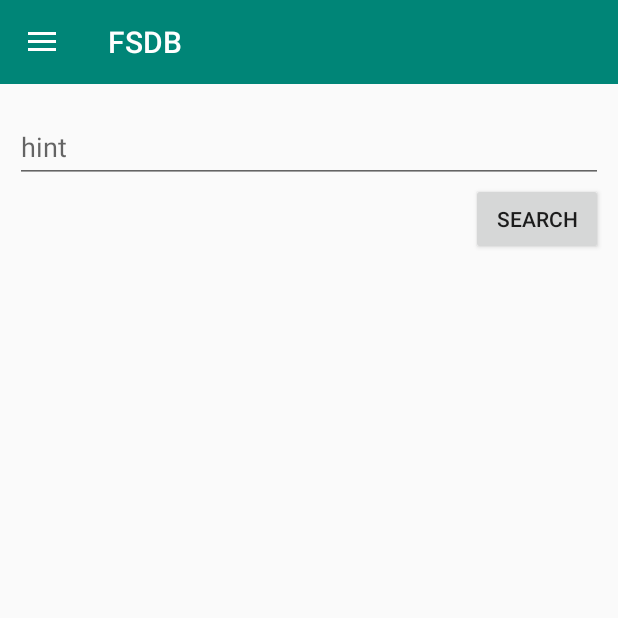
After one commit to NilSilva/FSDB, an Android app: the fragment FilmesFragment placed in its activity, on a phone screen of 412 x 824 dp, the top half of it. The commit adds this screen. Run offline under Robolectric (Android 15) with nearby library versions, the phone set to English and light mode, and no system bars; our stand-ins replace Volley; network calls fail.

Commit message:
Agora a app usa uma navigation drawer.

```diff
--- a/app/build.gradle
+++ b/app/build.gradle
@@ -27,8 +27,9 @@ dependencies {
     implementation 'com.android.volley:volley:1.1.1'
     implementation 'com.squareup.picasso:picasso:2.71828'
     implementation 'com.android.support:cardview-v7:28.0.0'
+    implementation 'androidx.recyclerview:recyclerview:1.0.0'
     testImplementation 'junit:junit:4.12'
     androidTestImplementation 'androidx.test:runner:1.2.0'
     androidTestImplementation 'androidx.test.espresso:espresso-core:3.2.0'
-    implementation 'androidx.recyclerview:recyclerview:1.0.0'
+    implementation 'com.google.android.material:material:1.0.0'
 }
--- a/app/src/main/AndroidManifest.xml
+++ b/app/src/main/AndroidManifest.xml
@@ -11,7 +11,7 @@
         android:label="@string/app_name"
         android:roundIcon="@mipmap/ic_launcher_round"
         android:supportsRtl="true"
-        android:theme="@style/AppTheme"
+        android:theme="@style/AppTheme.NoActionBar"
         tools:ignore="GoogleAppIndexingWarning">
         <activity android:name=".MainActivity">
             <intent-filter>
--- /dev/null
+++ b/app/src/main/java/nil/s/fsdb/FilmesFragment.java
@@ -0,0 +1,19 @@
+package nil.s.fsdb;
+
+import android.os.Bundle;
+import android.view.LayoutInflater;
+import android.view.View;
+import android.view.ViewGroup;
+
+import androidx.annotation.NonNull;
+import androidx.annotation.Nullable;
+import androidx.fragment.app.Fragment;
+
+public class FilmesFragment extends Fragment {
+
+    @Nullable
+    @Override
+    public View onCreateView(@NonNull LayoutInflater inflater, @Nullable ViewGroup container, @Nullable Bundle savedInstanceState) {
+        return inflater.inflate(R.layout.filmes_fragment, container, false);
+    }
+}
--- a/app/src/main/java/nil/s/fsdb/MainActivity.java
+++ b/app/src/main/java/nil/s/fsdb/MainActivity.java
@@ -1,17 +1,16 @@
 package nil.s.fsdb;
 
+import androidx.annotation.NonNull;
+import androidx.appcompat.app.ActionBarDrawerToggle;
 import androidx.appcompat.app.AppCompatActivity;
+import androidx.appcompat.widget.Toolbar;
+import androidx.core.view.GravityCompat;
+import androidx.drawerlayout.widget.DrawerLayout;
 import androidx.recyclerview.widget.LinearLayoutManager;
 import androidx.recyclerview.widget.RecyclerView;
 
-import android.os.AsyncTask;
 import android.os.Bundle;
-import android.util.Log;
-import android.view.View;
-import android.widget.Button;
-import android.widget.EditText;
-import android.widget.ProgressBar;
-import android.widget.TextView;
+import android.view.MenuItem;
 
 import com.android.volley.Request;
 import com.android.volley.RequestQueue;
@@ -19,98 +18,69 @@ import com.android.volley.Response;
 import com.android.volley.VolleyError;
 import com.android.volley.toolbox.JsonObjectRequest;
 import com.android.volley.toolbox.Volley;
+import com.google.android.material.navigation.NavigationView;
 
 import org.json.JSONArray;
 import org.json.JSONException;
 import org.json.JSONObject;
 
-import java.io.BufferedReader;
-import java.io.InputStreamReader;
-import java.net.HttpURLConnection;
-import java.net.URL;
 import java.util.ArrayList;
 
-public class MainActivity extends AppCompatActivity {
+public class MainActivity extends AppCompatActivity implements NavigationView.OnNavigationItemSelectedListener {
 
     /*
         TODO: dar credito à fonte da base de dados
      */
 
-    /*==============================================================================================
-        Declaração dos objetos
-     =============================================================================================*/
-    private final String TAG = "MainActivity"; //TAG para os logs
-
-    private RecyclerView recyclerViewFilme;
-
-    private AdaptadorFilme adaptadorFilme;
-
-    private ArrayList<ItemFilme> itemFilmesList;
-
-    private RequestQueue requestQueue;
-
-    private int page = 1;
-    private int npage;
+    private DrawerLayout drawer;
 
     @Override
     protected void onCreate(Bundle savedInstanceState) {
         super.onCreate(savedInstanceState);
         setContentView(R.layout.activity_main);
 
-        /*==========================================================================================
-            Criação dos objetos
-         =========================================================================================*/
-        recyclerViewFilme = findViewById(R.id.recyclerViewMainActivity);
-        recyclerViewFilme.setHasFixedSize(true);
-        LinearLayoutManager linearLayoutManager = new LinearLayoutManager(this);
-        //linearLayoutManager.setOrientation(RecyclerView.HORIZONTAL);
-        recyclerViewFilme.setLayoutManager(linearLayoutManager);
+        Toolbar toolbar = findViewById(R.id.toolbar);
+        setSupportActionBar(toolbar);
 
-        itemFilmesList = new ArrayList<>();
+        drawer = findViewById(R.id.drawer_layout);
 
-        requestQueue = Volley.newRequestQueue(this);
-        parseJSON();
+        ActionBarDrawerToggle toggle = new ActionBarDrawerToggle(this, drawer, toolbar,
+                R.string.navigation_drawer_open, R.string.navigation_drawer_close);
+        drawer.addDrawerListener(toggle);
+        toggle.syncState();
+
+        NavigationView navigationView = findViewById(R.id.nav_view);
+        navigationView.setNavigationItemSelectedListener(this);
+
+        getSupportFragmentManager().beginTransaction().replace(R.id.fragment_container, new MainFragment()).commit();
+        navigationView.setCheckedItem(R.id.action_home);
     }
 
-    private void parseJSON() {
+    @Override
+    public void onBackPressed() {
+        if (drawer.isDrawerOpen(GravityCompat.START)) {
+            drawer.closeDrawer(GravityCompat.START);
+        } else {
+            super.onBackPressed();
+        }
+    }
 
-        String url = "https://api.themoviedb.org/3/movie/upcoming?api_key=c816441df0108db98214080d85446617";
+    @Override
+    public boolean onNavigationItemSelected(@NonNull MenuItem menuItem) {
 
-        JsonObjectRequest request = new JsonObjectRequest(Request.Method.GET, url, null,
-                new Response.Listener<JSONObject>() {
-                    @Override
-                    public void onResponse(JSONObject response) {
-                        try {
-                            JSONArray jsonArray = response.getJSONArray("results");
+        switch (menuItem.getItemId()){
 
-                            for(int i = 0;i < jsonArray.length();i++){
-                                JSONObject result = jsonArray.getJSONObject(i);
+            case R.id.action_home:
 
-                                String nome = result.getString("title");
-                                String image = result.getString("poster_path");
-                                String data = result.getString("release_date");
-                                itemFilmesList.add(new ItemFilme(nome, image, data));
-                            }
+                getSupportFragmentManager().beginTransaction().replace(R.id.fragment_container, new MainFragment()).commit();
+                break;
+            case R.id.action_filmes:
+                getSupportFragmentManager().beginTransaction().replace(R.id.fragment_container, new FilmesFragment()).commit();
 
-                            adaptadorFilme = new AdaptadorFilme(MainActivity.this, itemFilmesList);
-                            recyclerViewFilme.setAdapter(adaptadorFilme);
-                        } catch (JSONException e) {
-                            e.printStackTrace();
-                        }
-                    }
-                }, new Response.ErrorListener() {
-            /**
-             * Callback method that an error has been occurred with the provided error code and optional
-             * user-readable message.
-             *
-             * @param error
-             */
-            @Override
-            public void onErrorResponse(VolleyError error) {
-                error.printStackTrace();
-            }
-        });
+                break;
+        }
 
-        requestQueue.add(request);
+        drawer.closeDrawer(GravityCompat.START);
+        return true;
     }
 }
--- /dev/null
+++ b/app/src/main/java/nil/s/fsdb/MainFragment.java
@@ -0,0 +1,112 @@
+package nil.s.fsdb;
+
+import android.content.Context;
+import android.os.Bundle;
+import android.util.Log;
+import android.view.LayoutInflater;
+import android.view.View;
+import android.view.ViewGroup;
+
+import androidx.annotation.NonNull;
+import androidx.annotation.Nullable;
+import androidx.constraintlayout.widget.ConstraintLayout;
+import androidx.fragment.app.Fragment;
+import androidx.recyclerview.widget.LinearLayoutManager;
+import androidx.recyclerview.widget.RecyclerView;
+
+import com.android.volley.Request;
+import com.android.volley.RequestQueue;
+import com.android.volley.Response;
+import com.android.volley.VolleyError;
+import com.android.volley.toolbox.JsonObjectRequest;
+import com.android.volley.toolbox.Volley;
+
+import org.json.JSONArray;
+import org.json.JSONException;
+import org.json.JSONObject;
+
+import java.util.ArrayList;
+import java.util.Locale;
+
+public class MainFragment extends Fragment {
+
+    /*==============================================================================================
+        Declaração dos objetos
+     =============================================================================================*/
+    private final String TAG = "MainActivity"; //TAG para os logs
+
+    private RecyclerView recyclerViewFilme;
+
+    private AdaptadorFilme adaptadorFilme;
+
+    private ArrayList<ItemFilme> itemFilmesList;
+
+    private RequestQueue requestQueue;
+
+    @Nullable
+    @Override
+    public View onCreateView(@NonNull LayoutInflater inflater, @Nullable ViewGroup container, @Nullable Bundle savedInstanceState) {
+
+        View rootView = inflater.inflate(R.layout.main_fragment, container, false);
+        /*==========================================================================================
+            Criação dos objetos
+         =========================================================================================*/
+        recyclerViewFilme = rootView.findViewById(R.id.recyclerViewMainActivity);
+        recyclerViewFilme.setHasFixedSize(true);
+        LinearLayoutManager linearLayoutManager = new LinearLayoutManager(getActivity());
+        //linearLayoutManager.setOrientation(RecyclerView.HORIZONTAL);
+        recyclerViewFilme.setLayoutManager(linearLayoutManager);
+
+        itemFilmesList = new ArrayList<>();
+
+        requestQueue = Volley.newRequestQueue(getActivity());
+        parseJSON();
+
+        return rootView;
+    }
+
+    private void parseJSON() {
+
+        String language = Locale.getDefault().getLanguage() + "-" + Locale.getDefault().getLanguage().toUpperCase();
+        Log.d(TAG, "lang - " + language);
+
+        String url = "https://api.themoviedb.org/3/movie/upcoming?api_key=c816441df0108db98214080d85446617&region=PT&language=" + language;
+
+        JsonObjectRequest request = new JsonObjectRequest(Request.Method.GET, url, null,
+                new Response.Listener<JSONObject>() {
+                    @Override
+                    public void onResponse(JSONObject response) {
+                        try {
+                            JSONArray jsonArray = response.getJSONArray("results");
+
+                            for(int i = 0;i < jsonArray.length();i++){
+                                JSONObject result = jsonArray.getJSONObject(i);
+
+                                String nome = result.getString("title");
+                                String image = result.getString("poster_path");
+                                String data = result.getString("release_date");
+                                itemFilmesList.add(new ItemFilme(nome, image, data));
+                            }
+
+                            adaptadorFilme = new AdaptadorFilme(getActivity(), itemFilmesList);
+                            recyclerViewFilme.setAdapter(adaptadorFilme);
+                        } catch (JSONException e) {
+                            e.printStackTrace();
+                        }
+                    }
+                }, new Response.ErrorListener() {
+            /**
+             * Callback method that an error has been occurred with the provided error code and optional
+             * user-readable message.
+             *
+             * @param error
+             */
+            @Override
+            public void onErrorResponse(VolleyError error) {
+                error.printStackTrace();
+            }
+        });
+
+        requestQueue.add(request);
+    }
+}
--- a/app/src/main/res/layout/activity_main.xml
+++ b/app/src/main/res/layout/activity_main.xml
@@ -1,26 +1,42 @@
 <?xml version="1.0" encoding="utf-8"?>
-<androidx.constraintlayout.widget.ConstraintLayout xmlns:android="http://schemas.android.com/apk/res/android"
+<androidx.drawerlayout.widget.DrawerLayout xmlns:android="http://schemas.android.com/apk/res/android"
     xmlns:app="http://schemas.android.com/apk/res-auto"
     xmlns:tools="http://schemas.android.com/tools"
+    android:id="@+id/drawer_layout"
     android:layout_width="match_parent"
     android:layout_height="match_parent"
-    android:padding="10dp"
-    tools:context=".MainActivity">
+    android:fitsSystemWindows="true"
+    tools:context=".MainActivity"
+    tools:openDrawer="start">
 
-    <TextView
-        android:id="@+id/textViewFpopulares"
+
+    <LinearLayout
         android:layout_width="match_parent"
-        android:layout_height="wrap_content"
-        android:text="@string/FilmesPopulares"
-        android:textColor="@android:color/black"
-        android:textSize="20sp"
-        app:layout_constraintTop_toTopOf="parent" />
+        android:layout_height="match_parent"
+        android:orientation="vertical">
 
-    <androidx.recyclerview.widget.RecyclerView
-        android:id="@+id/recyclerViewMainActivity"
-        android:layout_width="match_parent"
-        android:layout_height="wrap_content"
-        android:background="@android:color/darker_gray"
-        app:layout_constraintTop_toBottomOf="@+id/textViewFpopulares" />
+        <androidx.appcompat.widget.Toolbar
+            android:id="@+id/toolbar"
+            android:layout_width="match_parent"
+            android:layout_height="?attr/actionBarSize"
+            android:background="?attr/colorPrimary"
+            android:theme="@style/ThemeOverlay.AppCompat.Dark.ActionBar"
+            app:popupTheme="@style/ThemeOverlay.AppCompat.Light" />
 
-</androidx.constraintlayout.widget.ConstraintLayout>
+        <FrameLayout
+            android:id="@+id/fragment_container"
+            android:layout_width="match_parent"
+            android:layout_height="match_parent"/>
+
+    </LinearLayout>
+
+
+    <com.google.android.material.navigation.NavigationView
+        android:id="@+id/nav_view"
+        android:layout_width="wrap_content"
+        android:layout_height="match_parent"
+        app:headerLayout="@layout/nav_header"
+        android:layout_gravity="start"
+        app:menu="@menu/drawer_menu" />
+
+</androidx.drawerlayout.widget.DrawerLayout>
--- /dev/null
+++ b/app/src/main/res/layout/filmes_fragment.xml
@@ -0,0 +1,38 @@
+<?xml version="1.0" encoding="utf-8"?>
+<androidx.constraintlayout.widget.ConstraintLayout xmlns:android="http://schemas.android.com/apk/res/android"
+    xmlns:app="http://schemas.android.com/apk/res-auto"
+    xmlns:tools="http://schemas.android.com/tools"
+    android:layout_width="match_parent"
+    android:layout_height="match_parent"
+    android:padding="10dp">
+
+
+    <com.google.android.material.textfield.TextInputLayout
+        android:id="@+id/textInputLayoutProcurarFilmeNome"
+        android:layout_width="match_parent"
+        android:layout_height="wrap_content"
+        app:layout_constraintStart_toStartOf="parent"
+        app:layout_constraintTop_toTopOf="parent">
+
+        <com.google.android.material.textfield.TextInputEditText
+            android:id="@+id/editTextProcurarFilmeNome"
+            android:layout_width="match_parent"
+            android:layout_height="wrap_content"
+            android:hint="hint" />
+    </com.google.android.material.textfield.TextInputLayout>
+
+    <Button
+        android:id="@+id/buttonProcurarFilme"
+        android:layout_width="wrap_content"
+        android:layout_height="wrap_content"
+        android:text="@string/buttonProcurar"
+        app:layout_constraintEnd_toEndOf="parent"
+        app:layout_constraintTop_toBottomOf="@id/textInputLayoutProcurarFilmeNome" />
+
+    <androidx.recyclerview.widget.RecyclerView
+        android:id="@+id/recyclerViewFilmesFragement"
+        android:layout_width="match_parent"
+        android:layout_height="0dp"
+        app:layout_constraintTop_toBottomOf="@+id/buttonProcurarFilme"
+        app:layout_constraintBottom_toBottomOf="parent"/>
+</androidx.constraintlayout.widget.ConstraintLayout>
--- /dev/null
+++ b/app/src/main/res/menu/drawer_menu.xml
@@ -0,0 +1,15 @@
+<?xml version="1.0" encoding="utf-8"?>
+<menu xmlns:android="http://schemas.android.com/apk/res/android"
+    xmlns:tools="http://schemas.android.com/tools"
+    tools:showIn="navigation_view">
+
+    <group android:checkableBehavior="single">
+        <item
+            android:id="@+id/action_home"
+            android:title="Home" />
+        <item
+            android:id="@+id/action_filmes"
+            android:title="Filmes" />
+    </group>
+
+</menu>
--- a/app/src/main/res/values/strings.xml
+++ b/app/src/main/res/values/strings.xml
@@ -10,4 +10,7 @@
 
     <!--Botões-->
     <string name="buttonProcurar">Search</string>
+
+    <string name="navigation_drawer_open">Open navigation drawer</string>
+    <string name="navigation_drawer_close">Close navigation drawer</string>
 </resources>
--- a/app/src/main/res/values/styles.xml
+++ b/app/src/main/res/values/styles.xml
@@ -3,9 +3,14 @@
     <!-- Base application theme. -->
     <style name="AppTheme" parent="Theme.AppCompat.Light.DarkActionBar">
         <!-- Customize your theme here. -->
-        <item name="colorPrimary">#686868</item>
-        <item name="colorPrimaryDark">#000</item>
-        <item name="colorAccent">#fff</item>
+        <item name="colorPrimary">@color/colorPrimary</item>
+        <item name="colorPrimaryDark">@color/colorPrimaryDark</item>
+        <item name="colorAccent">@color/colorAccent</item>
+    </style>
+
+    <style name="AppTheme.NoActionBar">
+        <item name="windowActionBar">false</item>
+        <item name="windowNoTitle">true</item>
     </style>
 
 </resources>
```
Also changed, not shown: app/src/main/res/layout/main_fragment.xml (added, +25 -0 lines), app/src/main/res/layout/nav_header.xml (added, +30 -0 lines).
